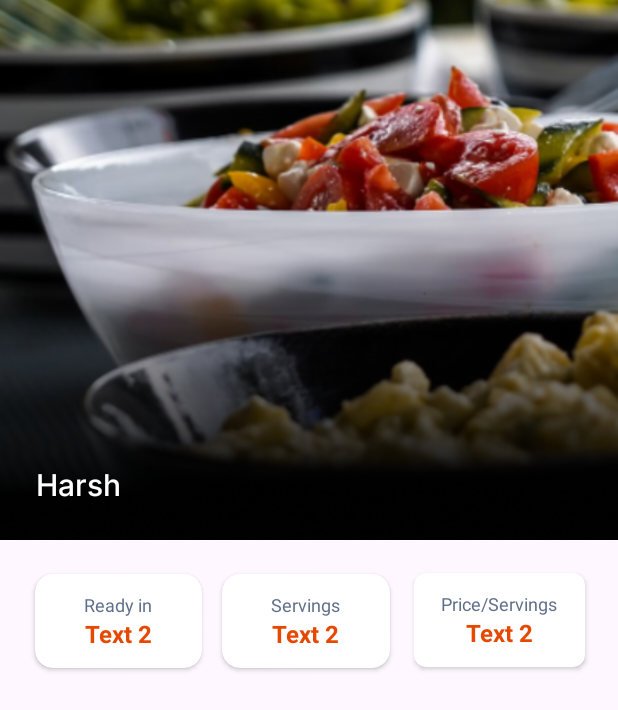
After one commit to hashcodez2004/Recipe-App, an Android app: the layout fragment_recipie_view.xml on its own in the app's theme, with its tools: preview values and no code run, on a phone screen of 412 x 824 dp. The commit adds this screen. Shown: the top 710 px of the screen. Run offline under Robolectric (Android 15) with nearby library versions, the phone set to English and light mode, and no system bars.

Commit message:
Recipieview_Fragment started

```diff
--- a/app/src/main/java/com/hashdroid/recipe_app/VerticalAdapter.kt
+++ b/app/src/main/java/com/hashdroid/recipe_app/VerticalAdapter.kt
@@ -11,7 +11,9 @@ import com.hashdroid.recipe_app.R
 import com.hashdroid.recipe_app.network.Recipe
 import kotlin.random.Random
 
-class VerticalAdapter(private val recipes: List<Recipe>) : RecyclerView.Adapter<VerticalViewHolder>() {
+class VerticalAdapter(private val recipes: List<Recipe>,
+    private val onItemClick: (Int) -> Unit //This is my lambda function for click handling
+    ) : RecyclerView.Adapter<VerticalViewHolder>() {
 
     override fun onCreateViewHolder(parent: ViewGroup, viewType: Int): VerticalViewHolder {
         val inflater = LayoutInflater.from(parent.context)
@@ -33,6 +35,11 @@ class VerticalAdapter(private val recipes: List<Recipe>) : RecyclerView.Adapter<
         Glide.with(holder.itemView.context)
             .load(recipe.image)
             .into(holder.dish_image2)
+
+        // Handling the click event
+        holder.root.setOnClickListener {
+            onItemClick(recipe.id) //pass the ID to the listener
+        }
     }
 }
 
@@ -40,4 +47,5 @@ class VerticalViewHolder(itemView: View) : RecyclerView.ViewHolder(itemView) {
     var dish_name2: TextView = itemView.findViewById(R.id.dish_name2)
     var cook_time2: TextView = itemView.findViewById(R.id.cook_time2)
     var dish_image2: ImageView = itemView.findViewById(R.id.dish_image2)
+    var root = itemView
 }
--- a/app/src/main/java/com/hashdroid/recipe_app/home.kt
+++ b/app/src/main/java/com/hashdroid/recipe_app/home.kt
@@ -61,14 +61,16 @@ class HomeFragment : Fragment() {
     }
 
     private fun fetchAllRecipes(view: View) {
-        val apiKey = "195f87d5a199467797f27b34555430e1"
+        val apiKey = "7e09bf0f61914144b91065b5d90803ea"
         val retrofit = RetrofitClient.retrofit
         val call = retrofit.getAllRecipes(50, apiKey)
         call.enqueue(object : Callback<RecipeResponse2> {
             override fun onResponse(call: Call<RecipeResponse2>, response: Response<RecipeResponse2>) {
                 if (response.isSuccessful) {
                     response.body()?.results?.let { recipes ->
-                        verticalAdapter = VerticalAdapter(recipes)
+                        verticalAdapter = VerticalAdapter(recipes){ recipieId ->
+                            openFragmentRecipieView(recipieId)
+                        }
                         view.findViewById<RecyclerView>(R.id.recycler_view2).adapter = verticalAdapter
                     }
                 }
@@ -79,4 +81,22 @@ class HomeFragment : Fragment() {
             }
         })
     }
+
+    override fun onResume() {
+        super.onResume()
+        // Show BottomNavigationView when returning to HomeFragment
+        activity?.findViewById<View>(R.id.bottom_navigation_view)?.visibility = View.VISIBLE
+    }
+
+
+    private fun openFragmentRecipieView(recipieId: Int){
+        val fragment = recipie_view.newInstance(recipieId)
+
+        activity?.findViewById<View>(R.id.bottom_navigation_view)?.visibility = View.GONE
+
+        parentFragmentManager.beginTransaction()
+            .replace(R.id.frame_container, fragment)
+            .addToBackStack(null)
+            .commit()
+    }
 }
--- a/app/src/main/java/com/hashdroid/recipe_app/network/RecipeResponse.kt
+++ b/app/src/main/java/com/hashdroid/recipe_app/network/RecipeResponse.kt
@@ -9,6 +9,7 @@ data class RecipeResponse2(
 )
 
 data class Recipe(
+    val id: Int,
     val title: String,
     val image: String
 )
--- /dev/null
+++ b/app/src/main/java/com/hashdroid/recipe_app/recipie_view.kt
@@ -0,0 +1,43 @@
+package com.hashdroid.recipe_app
+
+import android.os.Bundle
+import androidx.fragment.app.Fragment
+import android.view.LayoutInflater
+import android.view.View
+import android.view.ViewGroup
+import android.widget.TextView
+
+class recipie_view : Fragment() {
+
+    private var recipeId: Int? = null
+
+    override fun onCreate(savedInstanceState: Bundle?) {
+        super.onCreate(savedInstanceState)
+        arguments?.let {
+            recipeId = it.getInt(ARG_RECIPE_ID)
+        }
+    }
+
+    override fun onCreateView(
+        inflater: LayoutInflater, container: ViewGroup?,
+        savedInstanceState: Bundle?
+    ): View? {
+        val view = inflater.inflate(R.layout.fragment_recipie_view, container, false)
+
+        val recipeIdTextView: TextView = view.findViewById(R.id.recipe_id_text_view)
+        recipeIdTextView.text = "Recipe ID: $recipeId"
+
+        // Here you can use recipeId to fetch and display data or call an API
+        return view
+    }
+
+    companion object {
+        private const val ARG_RECIPE_ID = "recipe_id"
+
+        fun newInstance(recipeId: Int) = recipie_view().apply {
+            arguments = Bundle().apply {
+                putInt(ARG_RECIPE_ID, recipeId)
+            }
+        }
+    }
+}
--- a/app/src/main/res/layout/activity_main2.xml
+++ b/app/src/main/res/layout/activity_main2.xml
@@ -1,5 +1,6 @@
 <?xml version="1.0" encoding="utf-8"?>
-<androidx.constraintlayout.widget.ConstraintLayout xmlns:android="http://schemas.android.com/apk/res/android"
+<androidx.constraintlayout.widget.ConstraintLayout
+    xmlns:android="http://schemas.android.com/apk/res/android"
     xmlns:app="http://schemas.android.com/apk/res-auto"
     xmlns:tools="http://schemas.android.com/tools"
     android:id="@+id/main"
--- /dev/null
+++ b/app/src/main/res/layout/fragment_recipie_view.xml
@@ -0,0 +1,174 @@
+<?xml version="1.0" encoding="utf-8"?>
+<ScrollView
+    android:layout_width="match_parent"
+    android:layout_height="match_parent"
+    xmlns:android="http://schemas.android.com/apk/res/android"
+    xmlns:app="http://schemas.android.com/apk/res-auto">
+
+    <androidx.constraintlayout.widget.ConstraintLayout
+        android:layout_width="match_parent"
+        android:layout_height="match_parent"
+        android:id="@+id/main">
+
+        <ImageView
+            android:id="@+id/fragment_dish_image"
+            android:layout_width="match_parent"
+            android:layout_height="360dp"
+            android:scaleType="centerCrop"
+            android:contentDescription="Dish Image"
+            android:layout_margin="0dp"
+            android:src="@drawable/login_img"
+            app:layout_constraintTop_toTopOf="parent"
+            app:layout_constraintLeft_toLeftOf="parent"/>
+
+        <View
+            android:id="@+id/overlay"
+            android:layout_width="match_parent"
+            android:layout_height="match_parent"
+            android:background="@drawable/gradient_overlay" />
+
+        <TextView
+            android:id="@+id/recipe_id_text_view"
+            android:layout_width="wrap_content"
+            android:layout_height="wrap_content"
+            android:textColor="#FFFFFF"
+            android:textSize="20sp"
+            android:fontFamily="@font/inter_medium"
+            android:textFontWeight="500"
+            android:lineHeight="28sp"
+            app:layout_constraintStart_toStartOf="parent"
+            app:layout_constraintBottom_toBottomOf="@id/fragment_dish_image"
+            android:layout_marginStart="24dp"
+            android:layout_marginEnd="8dp"
+            android:layout_marginBottom="24dp"
+            android:text="Harsh"/>
+
+        <androidx.cardview.widget.CardView
+            android:id="@+id/box1"
+            android:layout_width="0dp"
+            android:layout_height="wrap_content"
+            android:layout_marginStart="16dp"
+            android:layout_marginTop="16dp"
+            app:cardCornerRadius="12dp"
+            app:cardUseCompatPadding="true"
+            app:layout_constraintStart_toStartOf="parent"
+            app:layout_constraintTop_toBottomOf="@id/fragment_dish_image"
+            app:layout_constraintEnd_toStartOf="@id/box2"
+            app:layout_constraintWidth_percent="0.3">
+
+            <LinearLayout
+                android:orientation="vertical"
+                android:layout_width="match_parent"
+                android:layout_height="wrap_content"
+                android:padding="12dp"
+                android:gravity="center">
+
+                <TextView
+                    android:id="@+id/box1_text1"
+                    android:layout_width="wrap_content"
+                    android:layout_height="wrap_content"
+                    android:text="Ready in"
+                    android:textColor="#606F89"
+                    android:textSize="12sp"
+                    android:lineHeight="12sp"
+                    android:textFontWeight="400"/>
+
+                <TextView
+                    android:id="@+id/box1_text2"
+                    android:layout_width="wrap_content"
+                    android:layout_height="wrap_content"
+                    android:text="Text 2"
+                    android:textColor="#E54900"
+                    android:textStyle="bold"
+                    android:textSize="16sp"
+                    android:lineHeight="24sp"/>
+            </LinearLayout>
+        </androidx.cardview.widget.CardView>
+
+        <androidx.cardview.widget.CardView
+            android:id="@+id/box2"
+            android:layout_width="0dp"
+            android:layout_height="wrap_content"
+            app:cardCornerRadius="12dp"
+            android:layout_marginTop="16dp"
+            android:layout_marginEnd="4dp"
+            app:cardUseCompatPadding="true"
+            app:layout_constraintStart_toEndOf="@id/box1"
+            app:layout_constraintEnd_toStartOf="@id/box3"
+            app:layout_constraintTop_toBottomOf="@id/fragment_dish_image"
+            app:layout_constraintWidth_percent="0.3">
+
+            <LinearLayout
+                android:orientation="vertical"
+                android:layout_width="match_parent"
+                android:layout_height="wrap_content"
+                android:padding="12dp"
+                android:gravity="center">
+
+                <TextView
+                    android:id="@+id/box2_text1"
+                    android:layout_width="wrap_content"
+                    android:layout_height="wrap_content"
+                    android:text="Servings"
+                    android:textColor="#606F89"
+                    android:textSize="12sp"
+                    android:lineHeight="12sp"
+                    android:textFontWeight="400"/>
+
+                <TextView
+                    android:id="@+id/box2_text2"
+                    android:layout_width="wrap_content"
+                    android:layout_height="wrap_content"
+                    android:text="Text 2"
+                    android:textColor="#E54900"
+                    android:textStyle="bold"
+                    android:textSize="16sp"
+                    android:lineHeight="24sp"/>
+            </LinearLayout>
+        </androidx.cardview.widget.CardView>
+
+        <androidx.cardview.widget.CardView
+            android:id="@+id/box3"
+            android:layout_width="0dp"
+            android:layout_height="wrap_content"
+            android:layout_marginEnd="16dp"
+            android:layout_marginTop="16dp"
+            app:cardCornerRadius="8dp"
+            app:cardUseCompatPadding="true"
+            app:layout_constraintStart_toEndOf="@id/box2"
+            app:layout_constraintTop_toBottomOf="@id/fragment_dish_image"
+            app:layout_constraintEnd_toEndOf="parent"
+            app:layout_constraintWidth_percent="0.3">
+
+            <LinearLayout
+                android:orientation="vertical"
+                android:layout_width="match_parent"
+                android:layout_height="wrap_content"
+                android:padding="12dp"
+                android:gravity="center">
+
+                <TextView
+                    android:id="@+id/box3_text1"
+                    android:layout_width="wrap_content"
+                    android:layout_height="wrap_content"
+                    android:text="Price/Servings"
+                    android:textColor="#606F89"
+                    android:textSize="12sp"
+                    android:lineHeight="12sp"
+                    android:textFontWeight="400"/>
+
+                <TextView
+                    android:id="@+id/box3_text2"
+                    android:layout_width="wrap_content"
+                    android:layout_height="wrap_content"
+                    android:text="Text 2"
+                    android:textColor="#E54900"
+                    android:textStyle="bold"
+                    android:textSize="16sp"
+                    android:lineHeight="24sp"/>
+            </LinearLayout>
+        </androidx.cardview.widget.CardView>
+
+    </androidx.constraintlayout.widget.ConstraintLayout>
+
+</ScrollView>
```
Lines whose indentation alone changed are shown as unchanged.
